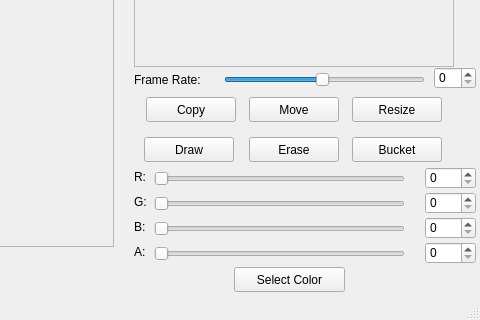
The window that pixamawindow.ui (JonWiggins/PixamaSpriteEditor) describes before a commit, drawn with Qt 5; both pictures show x 406 to 886 and y 309 to 629 of the 886 by 629 pixel window.
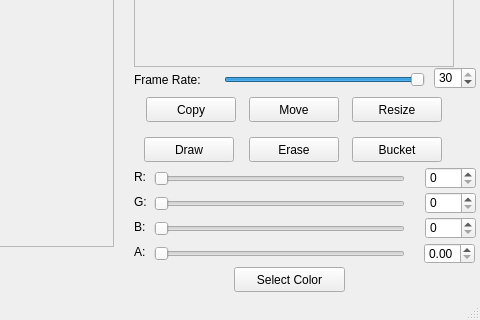
The same window after the commit.

Commit message: added double spin box still needs a double slider

The edit to the form file:
```diff
--- a/pixamawindow.ui
+++ b/pixamawindow.ui
@@ -127,7 +127,7 @@
      <number>1</number>
     </property>
     <property name="maximum">
-     <number>60</number>
+     <number>30</number>
     </property>
     <property name="value">
      <number>30</number>
@@ -344,19 +344,6 @@
      <number>255</number>
     </property>
    </widget>
-   <widget class="QSpinBox" name="spinBoxA">
-    <property name="geometry">
-     <rect>
-      <x>831</x>
-      <y>515</y>
-      <width>51</width>
-      <height>22</height>
-     </rect>
-    </property>
-    <property name="maximum">
-     <number>1</number>
-    </property>
-   </widget>
    <widget class="QSpinBox" name="frameRateSpinBox">
     <property name="geometry">
      <rect>
@@ -369,6 +356,9 @@
     <property name="maximum">
      <number>30</number>
     </property>
+    <property name="value">
+     <number>30</number>
+    </property>
    </widget>
    <widget class="QPushButton" name="color">
     <property name="geometry">
@@ -383,6 +373,22 @@
      <string>Select Color</string>
     </property>
    </widget>
+   <widget class="QDoubleSpinBox" name="spinBoxA">
+    <property name="geometry">
+     <rect>
+      <x>830</x>
+      <y>516</y>
+      <width>51</width>
+      <height>21</height>
+     </rect>
+    </property>
+    <property name="maximum">
+     <double>1.000000000000000</double>
+    </property>
+    <property name="singleStep">
+     <double>0.010000000000000</double>
+    </property>
+   </widget>
   </widget>
   <widget class="QMenuBar" name="menuBar">
    <property name="geometry">
```
Left out of the diff: 32 changed lines with no effect on the pictures. The commit also changes 2 other files.
